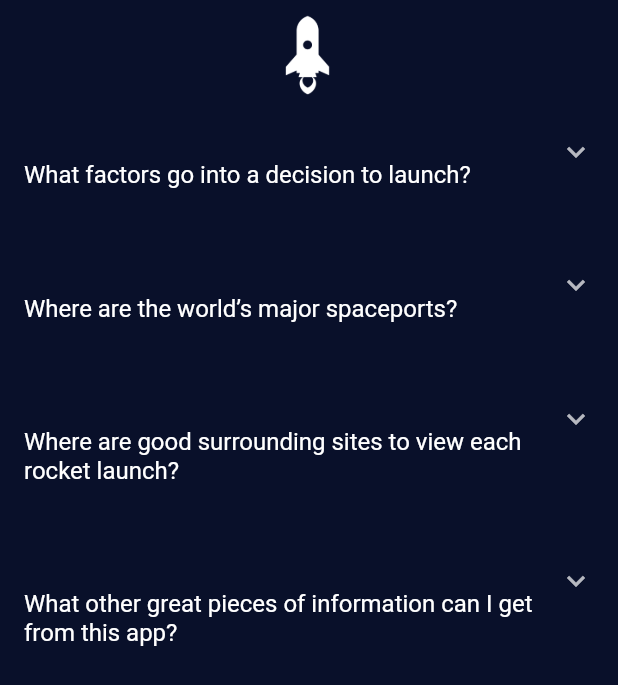
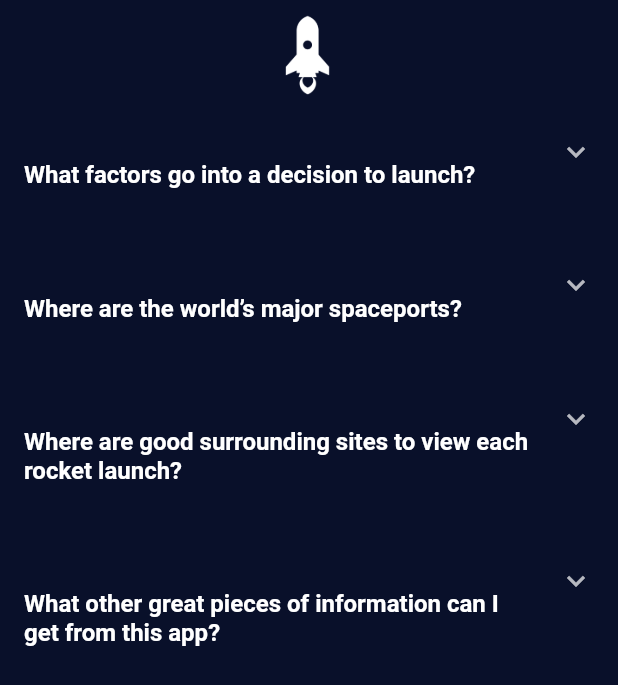
Before and after one commit to simonesestito/escape_earth, a Flutter app: the screen it shows after launch, item 2 of the bottom bar chosen, on a phone screen of 412 x 824 dp. Shown: the top 685 px of the screen. Run offline on Flutter 3.47's test engine with Material 2 defaults, Android fonts, the phone set to English and light mode, and no system bars; network calls fail.

Commit message:
Bold questions
Co-authored-by: Simone Sestito <simone.dev.help@gmail.com>

```diff
--- a/lib/route/qa.dart
+++ b/lib/route/qa.dart
@@ -19,7 +19,7 @@ class QaRoute extends StatelessWidget {
             final question = faqQuestions[i - 1];
             return ExpansionTile(
               title: Padding(
-                child: Text(question.question),
+                child: Text(question.question, style: TextStyle(fontWeight: FontWeight.bold)),
                 padding: EdgeInsets.symmetric(vertical: 30.0),
               ),
               children: <Widget>[
```
